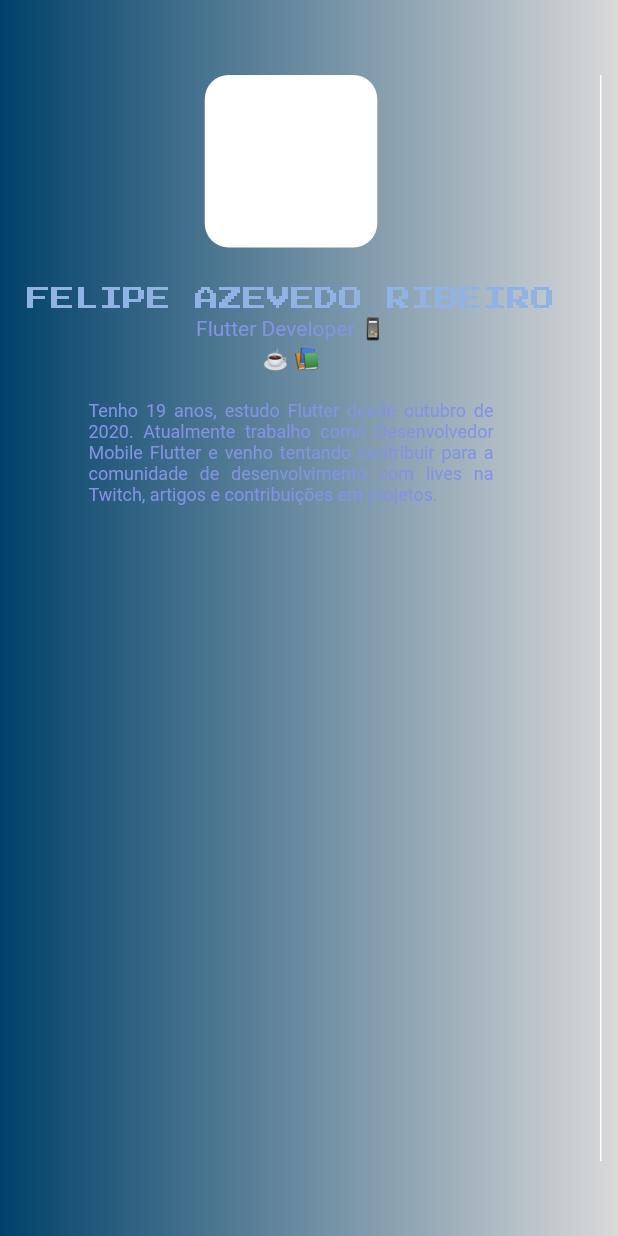
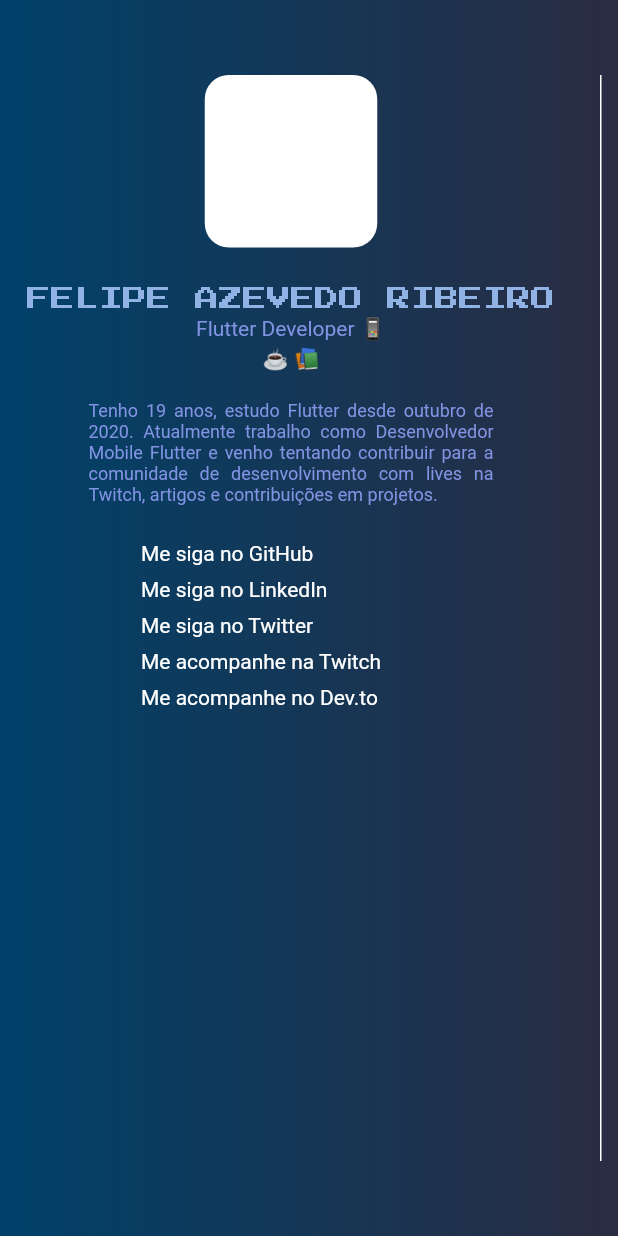
Before and after one commit to feliper2002/portfolio_dev, a Flutter app: the screen it shows after launch, on a phone screen of 412 x 824 dp. Run offline on Flutter 3.47's test engine with Material 2 defaults, Android fonts, the phone set to English and light mode, and no system bars; our stand-ins replace google_fonts; missing offline and left inert: dart:html.

Commit message:
Adicionando redes sociais

```diff
--- a/lib/shared/themes/colors.dart
+++ b/lib/shared/themes/colors.dart
@@ -3,7 +3,7 @@ import 'package:flutter/material.dart';
 class AppColors {
   // home page background
   static Color get homeBgColorBlue => Color(0xff00416A);
-  static Color get homeBgColorGrey => Color(0xffD9D9D9);
+  static Color get homeBgColorGrey => Color(0xFF2A2C42);
 
   static Color get tecnologyPinColor => Color(0xff344986);
   static Color get titleColor => Color(0xff083D56);
--- a/lib/shared/widgets/personalInfo/personalInfo.dart
+++ b/lib/shared/widgets/personalInfo/personalInfo.dart
@@ -1,5 +1,6 @@
 import 'package:feliper_developer/shared/themes/colors.dart';
 import 'package:feliper_developer/shared/themes/customText.dart';
+import 'package:feliper_developer/shared/widgets/personalInfo/socialMediaModel.dart';
 import 'package:flutter/material.dart';
 
 class PersonalInfo extends StatelessWidget {
@@ -35,7 +36,8 @@ class PersonalInfo extends StatelessWidget {
               textAlign: TextAlign.justify,
             ),
           ),
-          _socialMedias(),
+          SizedBox(height: 20),
+          SocialMediaModel(),
         ],
       ),
     );
@@ -50,10 +52,4 @@ class PersonalInfo extends StatelessWidget {
           borderRadius: BorderRadius.circular(16),
         ),
       );
-
-  _socialMedias() => Container(
-        child: Column(
-          children: [],
-        ),
-      );
 }
--- a/lib/shared/widgets/personalInfo/socialMediaModel.dart
+++ b/lib/shared/widgets/personalInfo/socialMediaModel.dart
@@ -1,29 +1,45 @@
 import 'package:feliper_developer/shared/models/socialMedia.dart';
 import 'package:flutter/material.dart';
+import 'dart:html' as html;
 
 class SocialMediaModel extends StatelessWidget {
-  final Widget? icon;
-  final String? url;
-  final String? name;
-  SocialMediaModel(this.icon, this.url, this.name);
-
   @override
   Widget build(BuildContext context) {
-    return ListView.builder(
-      itemCount: 4,
-      itemBuilder: (_, index) {
-        return Container();
-      },
+    return Container(
+      width: 200,
+      child: ListView.builder(
+        physics: NeverScrollableScrollPhysics(),
+        primary: false,
+        shrinkWrap: true,
+        itemCount: medias.length,
+        itemBuilder: (_, index) {
+          return GestureDetector(
+            onTap: () {
+              html.window.open(medias[index].url!, medias[index].name!);
+            },
+            child: Container(
+              margin: const EdgeInsets.symmetric(vertical: 4),
+              child: Text(
+                medias[index].name!,
+                style: TextStyle(color: Colors.white, fontSize: 14),
+              ),
+            ),
+          );
+        },
+      ),
     );
   }
 
   final medias = <SocialMedia>[
     SocialMedia(
-        'https://github.com/feliper2002', 'Me siga no GitHub', Container()),
+        'https://github.com/feliper2002', 'Me siga no GitHub', Text('')),
+    SocialMedia('https://www.linkedin.com/in/felipe-azevedo-ribeiro/',
+        'Me siga no LinkedIn', Text('')),
     SocialMedia(
-        'https://twitter.com/feliper_dev', 'Me siga no Twitter', Container()),
-    SocialMedia('', '', Container()),
-    SocialMedia('', '', Container()),
-    SocialMedia('', '', Container()),
+        'https://twitter.com/feliper_dev', 'Me siga no Twitter', Text('')),
+    SocialMedia('https://www.twitch.tv/feliper_dev', 'Me acompanhe na Twitch',
+        Text('')),
+    SocialMedia(
+        'https://dev.to/feliper2002', 'Me acompanhe no Dev.to', Text('')),
   ];
 }
```
